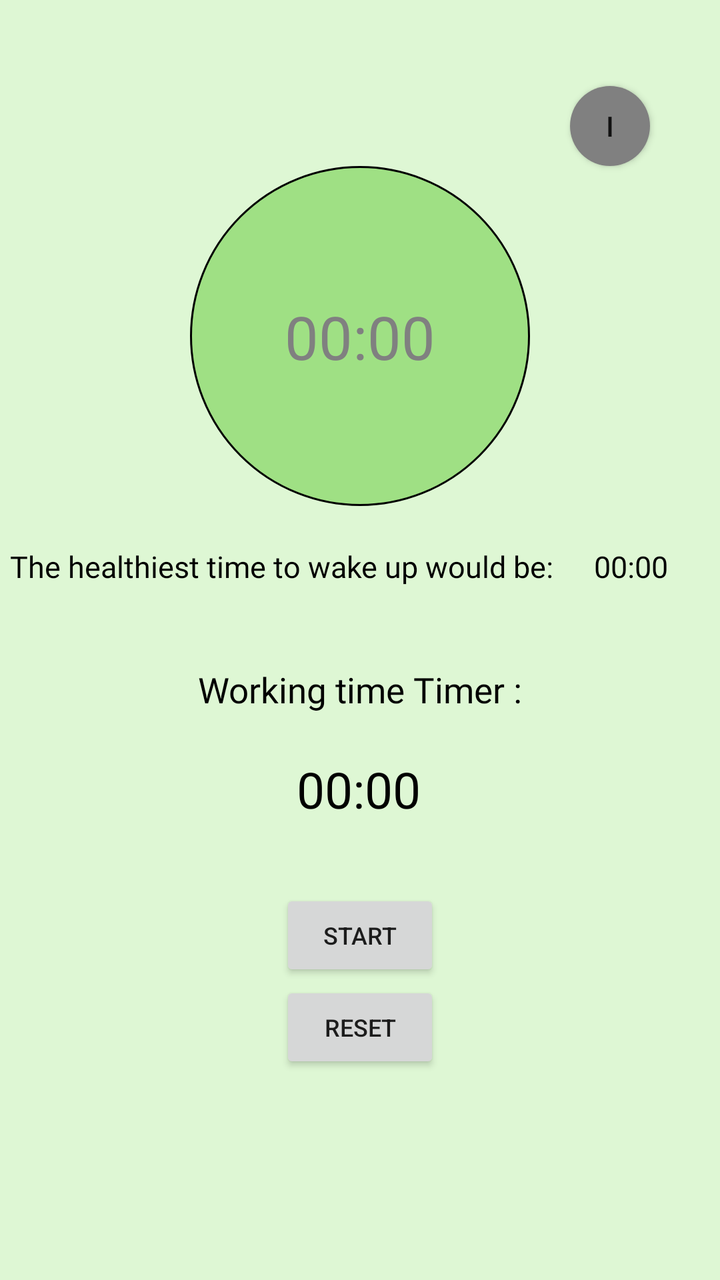
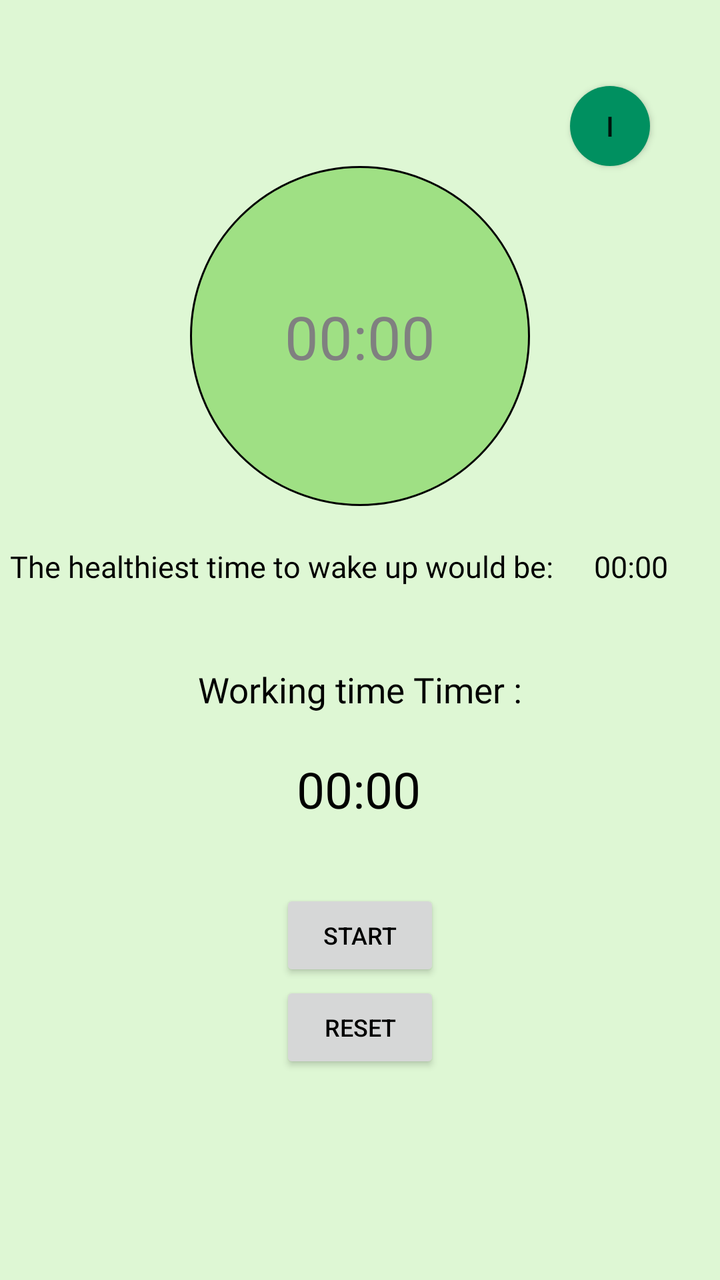

Two renders of the same Android screen: before a commit and after it. Below are the layout's source before the change and the commit's diff.
<!-- AndroidManifest.xml: application theme Theme.Silva -->
<!-- res/layout/activity_sleep_analysis.xml -->
<?xml version="1.0" encoding="utf-8"?>
<androidx.constraintlayout.widget.ConstraintLayout xmlns:android="http://schemas.android.com/apk/res/android"
    xmlns:app="http://schemas.android.com/apk/res-auto"
    xmlns:tools="http://schemas.android.com/tools"
    android:layout_width="match_parent"
    android:layout_height="match_parent"
    android:background="#DEF7D4"

    tools:context=".SleepAnalysis">

    <TextView
        android:id="@+id/textView"
        android:layout_width="wrap_content"
        android:layout_height="wrap_content"
        android:fontFamily="@font/nexa_bold"
        android:text="@string/title_sleep_analysis_page"
        android:textAlignment="center"
        android:textColor="@color/black"
        android:textSize="24sp"
        android:textStyle="bold"
        android:layout_marginTop="50dp"
        app:layout_constraintBottom_toTopOf="@+id/rec_info"
        app:layout_constraintEnd_toEndOf="parent"
        app:layout_constraintHorizontal_bias="0.5"
        app:layout_constraintStart_toStartOf="parent"
        app:layout_constraintTop_toTopOf="parent"
        app:layout_constraintVertical_bias="0.8" />

    <Button
        android:id="@+id/rec_info"
        android:layout_width="40dp"
        android:layout_height="40dp"
        android:layout_marginBottom="0dp"
        android:background="@drawable/roundedbutton"
        android:text="i"
        app:layout_constraintBottom_toTopOf="@+id/Set_time"
        app:layout_constraintEnd_toEndOf="parent"
        app:layout_constraintHorizontal_bias="0.891"
        app:layout_constraintStart_toStartOf="parent" />

    <ImageView
        android:id="@+id/Set_time"
        android:layout_width="170dp"
        android:layout_height="170dp"
        android:layout_marginBottom="20dp"
        app:layout_constraintBottom_toTopOf="@+id/textView4"
        app:layout_constraintEnd_toEndOf="parent"
        app:layout_constraintHorizontal_bias="0.5"
        app:layout_constraintStart_toStartOf="parent"
        app:srcCompat="@drawable/roundedtime" />

    <TextView
        android:id="@+id/time_dialog"
        android:layout_width="wrap_content"
        android:layout_height="wrap_content"
        android:hint="00:00"
        android:textColorHint="#808080"
        android:textColor="@color/black"
        android:textAlignment="center"
        android:textSize="30sp"
        app:layout_constraintBottom_toBottomOf="@+id/Set_time"
        app:layout_constraintEnd_toEndOf="@+id/Set_time"
        app:layout_constraintStart_toStartOf="@+id/Set_time"
        app:layout_constraintTop_toTopOf="@+id/Set_time" />

    <TextView
        android:id="@+id/textView4"
        android:layout_width="350dp"
        android:layout_height="wrap_content"
        android:layout_marginBottom="20dp"
        android:height="40dp"
        android:textColor="@color/black"
        android:fontFamily="@font/nexa_bold"
        android:textSize="15sp"
        android:text="@string/text_sleep_analysis_2"
        app:layout_constraintBottom_toTopOf="@+id/textView5"
        app:layout_constraintEnd_toEndOf="parent"
        app:layout_constraintStart_toStartOf="parent" />


    <TextView
        android:id="@+id/rec_time"
        android:layout_width="58dp"
        android:layout_height="20dp"
        android:fontFamily="@font/nexa_bold"
        android:text="00:00"
        android:textSize="15sp"
        android:textColor="@color/black"
        app:layout_constraintBottom_toBottomOf="@+id/textView4"
        app:layout_constraintEnd_toEndOf="@+id/textView4"
        app:layout_constraintHorizontal_bias="1.0"
        app:layout_constraintStart_toStartOf="@+id/textView4"
        app:layout_constraintTop_toTopOf="@+id/textView4"
        app:layout_constraintVertical_bias="0.0" />

    <Button
        android:id="@+id/rec_ime_1"
        android:layout_width="80dp"
        android:layout_height="46dp"
        android:text="Start"
        android:textSize="12sp"
        app:layout_constraintBottom_toTopOf="@+id/rec_ime_3"
        app:layout_constraintEnd_toEndOf="parent"
        app:layout_constraintHorizontal_bias="0.5"
        app:layout_constraintStart_toStartOf="parent"
        app:layout_constraintTop_toTopOf="parent"
        app:layout_constraintVertical_bias="1.0" />

    <Button
        android:id="@+id/rec_ime_3"
        android:layout_width="80dp"
        android:layout_height="46dp"
        android:text="Reset"
        android:textSize="12sp"
        app:layout_constraintBottom_toBottomOf="parent"
        app:layout_constraintEnd_toEndOf="parent"
        app:layout_constraintHorizontal_bias="0.5"
        app:layout_constraintStart_toStartOf="parent"
        app:layout_constraintTop_toTopOf="parent"
        app:layout_constraintVertical_bias="0.826" />

    <TextView
        android:id="@+id/setalarm"
        android:layout_width="wrap_content"
        android:layout_height="wrap_content"
        android:text="00:00"
        android:textColor="@color/black"
        android:textSize="25dp"
        android:fontFamily="@font/nexa_bold"
        app:layout_constraintBottom_toTopOf="@+id/rec_ime_1"
        app:layout_constraintEnd_toEndOf="parent"
        app:layout_constraintHorizontal_bias="0.498"
        app:layout_constraintStart_toStartOf="parent"
        app:layout_constraintTop_toTopOf="parent"
        app:layout_constraintVertical_bias="0.919" />

    <TextView
        android:id="@+id/textView5"
        android:layout_width="wrap_content"
        android:layout_height="wrap_content"
        android:text="Working time Timer :"
        android:textSize="17.5dp"
        android:textColor="@color/black"
        android:fontFamily="@font/nexa_bold"
        app:layout_constraintBottom_toTopOf="@+id/setalarm"
        app:layout_constraintEnd_toEndOf="parent"
        app:layout_constraintHorizontal_bias="0.5"
        app:layout_constraintStart_toStartOf="parent"
        app:layout_constraintTop_toTopOf="parent"
        app:layout_constraintVertical_bias="0.941" />


</androidx.constraintlayout.widget.ConstraintLayout>
<!-- resources referenced by this layout -->
<resources>
  <color name="black">#FF000000</color>
  <!-- drawable roundedbutton (drawable) -->
  <?xml version="1.0" encoding="utf-8"?>
  <shape xmlns:android="http://schemas.android.com/apk/res/android" android:shape="rectangle">
      <solid android:color="#808080"/>
      <corners android:bottomLeftRadius="40dp"
          android:bottomRightRadius="40dp"
          android:topLeftRadius="40dp"
          android:topRightRadius="40dp"/>
  </shape>
  <!-- drawable roundedtime (drawable) -->
  <?xml version="1.0" encoding="utf-8"?>
  <shape xmlns:android="http://schemas.android.com/apk/res/android" android:shape="rectangle">
      <solid android:color="#9fe084"/>
      <corners android:bottomLeftRadius="170dp"
          android:bottomRightRadius="170dp"
          android:topLeftRadius="170dp"
          android:topRightRadius="170dp"/>
      <stroke android:color="@color/black"
          android:width="1dp"/>
  </shape>
  <string name="text_sleep_analysis_2">The healthiest time to wake up would be:</string>
  <string name="title_sleep_analysis_page">Sleep Analysis</string>
  <style name="Theme.Silva" parent="Theme.MaterialComponents.DayNight.DarkActionBar">
          
          <item name="colorPrimary">#009060</item>
          <item name="colorPrimaryVariant">#009060</item>
          <item name="colorOnPrimary">@color/black</item>
          
          <item name="colorSecondary">@color/teal_200</item>
          <item name="colorSecondaryVariant">@color/teal_700</item>
          <item name="colorOnSecondary">@color/black</item>
          
          <item name="android:statusBarColor" tools:targetApi="l">?attr/colorPrimaryVariant</item>
          
      </style>
  <color name="teal_200">#FF03DAC5</color>
  <color name="teal_700">#FF018786</color>
</resources>

<!-- the commit's change to res/layout/activity_sleep_analysis.xml (unified diff, before → after) -->
@@ -99,6 +99,7 @@
         android:layout_height="46dp"
         android:text="Start"
         android:textSize="12sp"
+        android:textColor="@color/black"
         app:layout_constraintBottom_toTopOf="@+id/rec_ime_3"
         app:layout_constraintEnd_toEndOf="parent"
         app:layout_constraintHorizontal_bias="0.5"
@@ -112,6 +113,7 @@
         android:layout_height="46dp"
         android:text="Reset"
         android:textSize="12sp"
+        android:textColor="@color/black"
         app:layout_constraintBottom_toBottomOf="parent"
         app:layout_constraintEnd_toEndOf="parent"
         app:layout_constraintHorizontal_bias="0.5"
<!-- resource entries referenced after the edit -->
@@ -4,7 +4,7 @@
   <!-- drawable roundedbutton (drawable) -->
   <?xml version="1.0" encoding="utf-8"?>
   <shape xmlns:android="http://schemas.android.com/apk/res/android" android:shape="rectangle">
-      <solid android:color="#808080"/>
+      <solid android:color="#009060"/>
       <corners android:bottomLeftRadius="40dp"
           android:bottomRightRadius="40dp"
           android:topLeftRadius="40dp"
